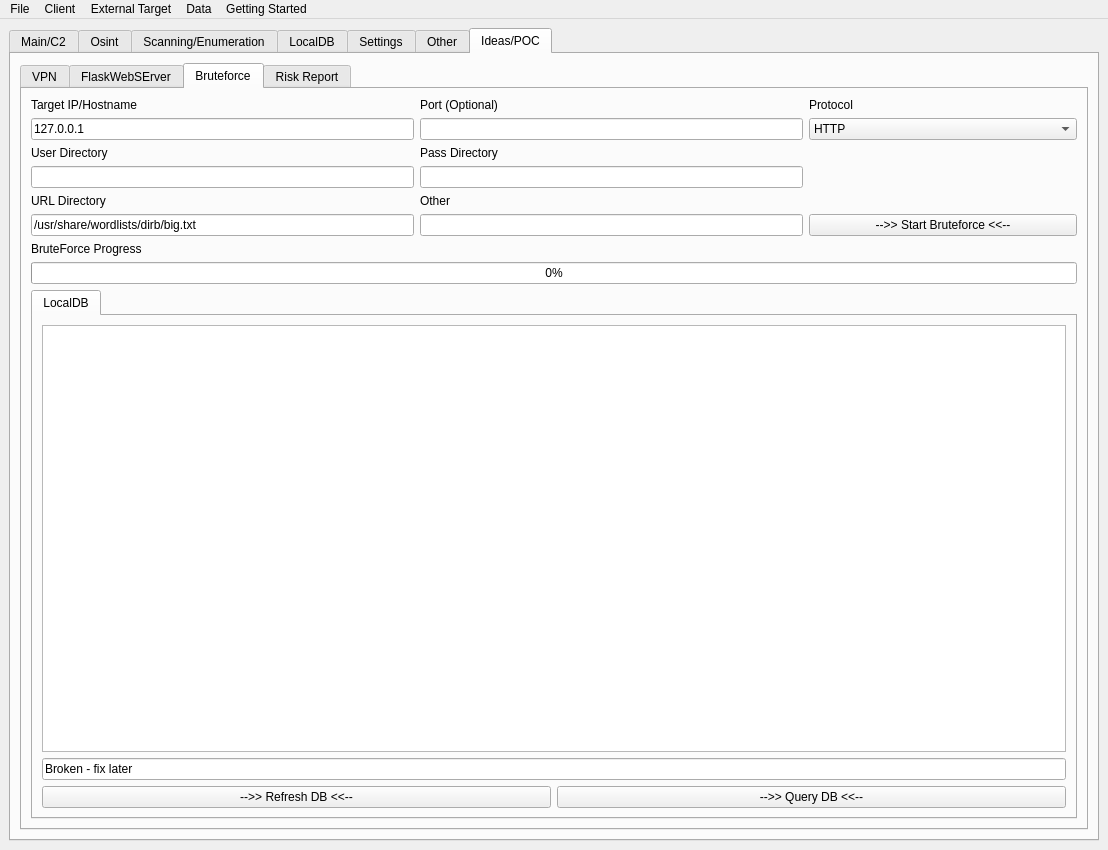
Before: the Qt Designer form gui.ui in ryanq47/WhisperNet, drawn with Qt 5.
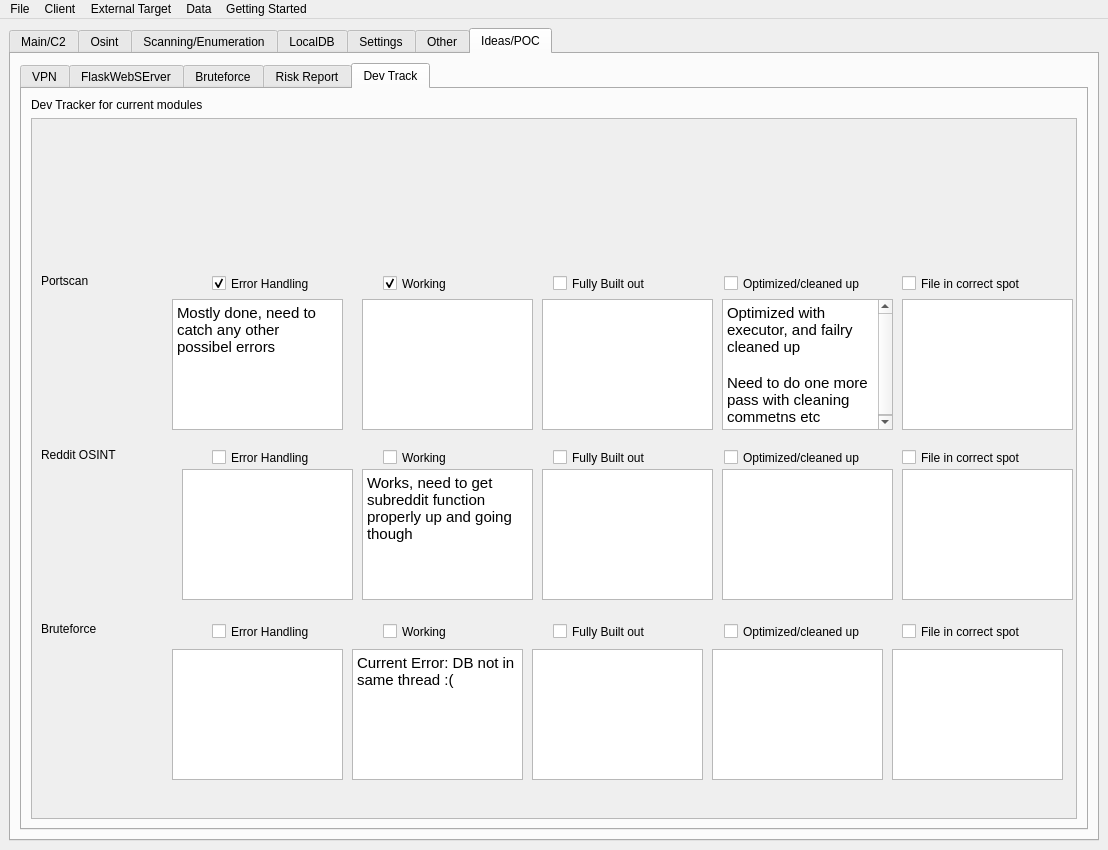
After: the same form once the commit is applied. Icons and pictures are not drawn.

Commit message: Added the start of some error handling

```diff
--- a/gui.ui
+++ b/gui.ui
@@ -2183,7 +2183,7 @@
         <item row="0" column="0">
          <widget class="QTabWidget" name="tabWidget_7">
           <property name="currentIndex">
-           <number>2</number>
+           <number>4</number>
           </property>
           <widget class="QWidget" name="tab_21">
            <attribute name="title">
@@ -2534,6 +2534,546 @@
             </property>
            </widget>
           </widget>
+          <widget class="QWidget" name="tab_36">
+           <attribute name="title">
+            <string>Dev Track</string>
+           </attribute>
+           <layout class="QGridLayout" name="gridLayout_27">
+            <item row="0" column="0">
+             <widget class="QLabel" name="label_59">
+              <property name="text">
+               <string>Dev Tracker for current modules</string>
+              </property>
+             </widget>
+            </item>
+            <item row="1" column="0">
+             <widget class="QScrollArea" name="scrollArea_3">
+              <property name="widgetResizable">
+               <bool>true</bool>
+              </property>
+              <widget class="QWidget" name="scrollAreaWidgetContents_3">
+               <property name="geometry">
+                <rect>
+                 <x>0</x>
+                 <y>0</y>
+                 <width>1044</width>
+                 <height>679</height>
+                </rect>
+               </property>
+               <widget class="QLabel" name="label_56">
+                <property name="geometry">
+                 <rect>
+                  <x>9</x>
+                  <y>152</y>
+                  <width>59</width>
+                  <height>19</height>
+                 </rect>
+                </property>
+                <property name="text">
+                 <string>Portscan</string>
+                </property>
+               </widget>
+               <widget class="QCheckBox" name="checkBox_18">
+                <property name="geometry">
+                 <rect>
+                  <x>521</x>
+                  <y>500</y>
+                  <width>119</width>
+                  <height>25</height>
+                 </rect>
+                </property>
+                <property name="text">
+                 <string>Fully Built out</string>
+                </property>
+               </widget>
+               <widget class="QCheckBox" name="checkBox_13">
+                <property name="geometry">
+                 <rect>
+                  <x>521</x>
+                  <y>326</y>
+                  <width>119</width>
+                  <height>25</height>
+                 </rect>
+                </property>
+                <property name="text">
+                 <string>Fully Built out</string>
+                </property>
+               </widget>
+               <widget class="QCheckBox" name="checkBox_7">
+                <property name="geometry">
+                 <rect>
+                  <x>692</x>
+                  <y>152</y>
+                  <width>172</width>
+                  <height>25</height>
+                 </rect>
+                </property>
+                <property name="text">
+                 <string>Optimized/cleaned up</string>
+                </property>
+               </widget>
+               <widget class="QCheckBox" name="checkBox_8">
+                <property name="geometry">
+                 <rect>
+                  <x>870</x>
+                  <y>152</y>
+                  <width>149</width>
+                  <height>25</height>
+                 </rect>
+                </property>
+                <property name="text">
+                 <string>File in correct spot</string>
+                </property>
+               </widget>
+               <widget class="QCheckBox" name="checkBox_15">
+                <property name="geometry">
+                 <rect>
+                  <x>180</x>
+                  <y>500</y>
+                  <width>123</width>
+                  <height>25</height>
+                 </rect>
+                </property>
+                <property name="text">
+                 <string>Error Handling</string>
+                </property>
+               </widget>
+               <widget class="QCheckBox" name="checkBox_16">
+                <property name="geometry">
+                 <rect>
+                  <x>351</x>
+                  <y>500</y>
+                  <width>83</width>
+                  <height>25</height>
+                 </rect>
+                </property>
+                <property name="text">
+                 <string>Working</string>
+                </property>
+               </widget>
+               <widget class="QLabel" name="label_57">
+                <property name="geometry">
+                 <rect>
+                  <x>9</x>
+                  <y>326</y>
+                  <width>92</width>
+                  <height>19</height>
+                 </rect>
+                </property>
+                <property name="text">
+                 <string>Reddit OSINT</string>
+                </property>
+               </widget>
+               <widget class="QCheckBox" name="checkBox_5">
+                <property name="geometry">
+                 <rect>
+                  <x>521</x>
+                  <y>152</y>
+                  <width>119</width>
+                  <height>25</height>
+                 </rect>
+                </property>
+                <property name="text">
+                 <string>Fully Built out</string>
+                </property>
+               </widget>
+               <widget class="QLabel" name="label_58">
+                <property name="geometry">
+                 <rect>
+                  <x>9</x>
+                  <y>500</y>
+                  <width>71</width>
+                  <height>19</height>
+                 </rect>
+                </property>
+                <property name="text">
+                 <string>Bruteforce</string>
+                </property>
+               </widget>
+               <widget class="QCheckBox" name="checkBox_9">
+                <property name="geometry">
+                 <rect>
+                  <x>692</x>
+                  <y>326</y>
+                  <width>172</width>
+                  <height>25</height>
+                 </rect>
+                </property>
+                <property name="text">
+                 <string>Optimized/cleaned up</string>
+                </property>
+               </widget>
+               <widget class="QCheckBox" name="checkBox_3">
+                <property name="geometry">
+                 <rect>
+                  <x>351</x>
+                  <y>152</y>
+                  <width>83</width>
+                  <height>25</height>
+                 </rect>
+                </property>
+                <property name="text">
+                 <string>Working</string>
+                </property>
+                <property name="checked">
+                 <bool>true</bool>
+                </property>
+               </widget>
+               <widget class="QCheckBox" name="checkBox_10">
+                <property name="geometry">
+                 <rect>
+                  <x>180</x>
+                  <y>326</y>
+                  <width>123</width>
+                  <height>25</height>
+                 </rect>
+                </property>
+                <property name="text">
+                 <string>Error Handling</string>
+                </property>
+               </widget>
+               <widget class="QCheckBox" name="checkBox_17">
+                <property name="geometry">
+                 <rect>
+                  <x>870</x>
+                  <y>500</y>
+                  <width>149</width>
+                  <height>25</height>
+                 </rect>
+                </property>
+                <property name="text">
+                 <string>File in correct spot</string>
+                </property>
+               </widget>
+               <widget class="QCheckBox" name="checkBox_11">
+                <property name="geometry">
+                 <rect>
+                  <x>351</x>
+                  <y>326</y>
+                  <width>83</width>
+                  <height>25</height>
+                 </rect>
+                </property>
+                <property name="text">
+                 <string>Working</string>
+                </property>
+               </widget>
+               <widget class="QCheckBox" name="checkBox_12">
+                <property name="geometry">
+                 <rect>
+                  <x>870</x>
+                  <y>326</y>
+                  <width>149</width>
+                  <height>25</height>
+                 </rect>
+                </property>
+                <property name="text">
+                 <string>File in correct spot</string>
+                </property>
+               </widget>
+               <widget class="QCheckBox" name="checkBox">
+                <property name="geometry">
+                 <rect>
+                  <x>180</x>
+                  <y>152</y>
+                  <width>123</width>
+                  <height>25</height>
+                 </rect>
+                </property>
+                <property name="text">
+                 <string>Error Handling</string>
+                </property>
+                <property name="checked">
+                 <bool>true</bool>
+                </property>
+               </widget>
+               <widget class="QCheckBox" name="checkBox_14">
+                <property name="geometry">
+                 <rect>
+                  <x>692</x>
+                  <y>500</y>
+                  <width>172</width>
+                  <height>25</height>
+                 </rect>
+                </property>
+                <property name="text">
+                 <string>Optimized/cleaned up</string>
+                </property>
+               </widget>
+               <widget class="QTextEdit" name="textEdit_2">
+                <property name="geometry">
+                 <rect>
+                  <x>140</x>
+                  <y>180</y>
+                  <width>171</width>
+                  <height>131</height>
+                 </rect>
+                </property>
+                <property name="html">
+                 <string>&lt;!DOCTYPE HTML PUBLIC &quot;-//W3C//DTD HTML 4.0//EN&quot; &quot;http://www.w3.org/TR/REC-html40/strict.dtd&quot;&gt;
+&lt;html&gt;&lt;head&gt;&lt;meta name=&quot;qrichtext&quot; content=&quot;1&quot; /&gt;&lt;style type=&quot;text/css&quot;&gt;
+p, li { white-space: pre-wrap; }
+&lt;/style&gt;&lt;/head&gt;&lt;body style=&quot; font-family:'Cantarell'; font-size:11pt; font-weight:400; font-style:normal;&quot;&gt;
+&lt;p style=&quot; margin-top:0px; margin-bottom:0px; margin-left:0px; margin-right:0px; -qt-block-indent:0; text-indent:0px;&quot;&gt;Mostly done, need to catch any other possibel errors&lt;/p&gt;
+&lt;p style=&quot;-qt-paragraph-type:empty; margin-top:0px; margin-bottom:0px; margin-left:0px; margin-right:0px; -qt-block-indent:0; text-indent:0px;&quot;&gt;&lt;br /&gt;&lt;/p&gt;&lt;/body&gt;&lt;/html&gt;</string>
+                </property>
+               </widget>
+               <widget class="QTextEdit" name="textEdit_6">
+                <property name="geometry">
+                 <rect>
+                  <x>330</x>
+                  <y>180</y>
+                  <width>171</width>
+                  <height>131</height>
+                 </rect>
+                </property>
+                <property name="html">
+                 <string>&lt;!DOCTYPE HTML PUBLIC &quot;-//W3C//DTD HTML 4.0//EN&quot; &quot;http://www.w3.org/TR/REC-html40/strict.dtd&quot;&gt;
+&lt;html&gt;&lt;head&gt;&lt;meta name=&quot;qrichtext&quot; content=&quot;1&quot; /&gt;&lt;style type=&quot;text/css&quot;&gt;
+p, li { white-space: pre-wrap; }
+&lt;/style&gt;&lt;/head&gt;&lt;body style=&quot; font-family:'Cantarell'; font-size:11pt; font-weight:400; font-style:normal;&quot;&gt;
+&lt;p style=&quot;-qt-paragraph-type:empty; margin-top:0px; margin-bottom:0px; margin-left:0px; margin-right:0px; -qt-block-indent:0; text-indent:0px;&quot;&gt;&lt;br /&gt;&lt;/p&gt;
+&lt;p style=&quot;-qt-paragraph-type:empty; margin-top:0px; margin-bottom:0px; margin-left:0px; margin-right:0px; -qt-block-indent:0; text-indent:0px;&quot;&gt;&lt;br /&gt;&lt;/p&gt;&lt;/body&gt;&lt;/html&gt;</string>
+                </property>
+               </widget>
+               <widget class="QTextEdit" name="textEdit_7">
+                <property name="geometry">
+                 <rect>
+                  <x>510</x>
+                  <y>180</y>
+                  <width>171</width>
+                  <height>131</height>
+                 </rect>
+                </property>
+                <property name="html">
+                 <string>&lt;!DOCTYPE HTML PUBLIC &quot;-//W3C//DTD HTML 4.0//EN&quot; &quot;http://www.w3.org/TR/REC-html40/strict.dtd&quot;&gt;
+&lt;html&gt;&lt;head&gt;&lt;meta name=&quot;qrichtext&quot; content=&quot;1&quot; /&gt;&lt;style type=&quot;text/css&quot;&gt;
+p, li { white-space: pre-wrap; }
+&lt;/style&gt;&lt;/head&gt;&lt;body style=&quot; font-family:'Cantarell'; font-size:11pt; font-weight:400; font-style:normal;&quot;&gt;
+&lt;p style=&quot;-qt-paragraph-type:empty; margin-top:0px; margin-bottom:0px; margin-left:0px; margin-right:0px; -qt-block-indent:0; text-indent:0px;&quot;&gt;&lt;br /&gt;&lt;/p&gt;
+&lt;p style=&quot;-qt-paragraph-type:empty; margin-top:0px; margin-bottom:0px; margin-left:0px; margin-right:0px; -qt-block-indent:0; text-indent:0px;&quot;&gt;&lt;br /&gt;&lt;/p&gt;&lt;/body&gt;&lt;/html&gt;</string>
+                </property>
+               </widget>
+               <widget class="QTextEdit" name="textEdit_8">
+                <property name="geometry">
+                 <rect>
+                  <x>690</x>
+                  <y>180</y>
+                  <width>171</width>
+                  <height>131</height>
+                 </rect>
+                </property>
+                <property name="html">
+                 <string>&lt;!DOCTYPE HTML PUBLIC &quot;-//W3C//DTD HTML 4.0//EN&quot; &quot;http://www.w3.org/TR/REC-html40/strict.dtd&quot;&gt;
+&lt;html&gt;&lt;head&gt;&lt;meta name=&quot;qrichtext&quot; content=&quot;1&quot; /&gt;&lt;style type=&quot;text/css&quot;&gt;
+p, li { white-space: pre-wrap; }
+&lt;/style&gt;&lt;/head&gt;&lt;body style=&quot; font-family:'Cantarell'; font-size:11pt; font-weight:400; font-style:normal;&quot;&gt;
+&lt;p style=&quot; margin-top:0px; margin-bottom:0px; margin-left:0px; margin-right:0px; -qt-block-indent:0; text-indent:0px;&quot;&gt;Optimized with executor, and failry cleaned up&lt;/p&gt;
+&lt;p style=&quot;-qt-paragraph-type:empty; margin-top:0px; margin-bottom:0px; margin-left:0px; margin-right:0px; -qt-block-indent:0; text-indent:0px;&quot;&gt;&lt;br /&gt;&lt;/p&gt;
+&lt;p style=&quot; margin-top:0px; margin-bottom:0px; margin-left:0px; margin-right:0px; -qt-block-indent:0; text-indent:0px;&quot;&gt;Need to do one more pass with cleaning commetns etc&lt;/p&gt;&lt;/body&gt;&lt;/html&gt;</string>
+                </property>
+               </widget>
+               <widget class="QTextEdit" name="textEdit_9">
+                <property name="geometry">
+                 <rect>
+                  <x>870</x>
+                  <y>180</y>
+                  <width>171</width>
+                  <height>131</height>
+                 </rect>
+                </property>
+                <property name="html">
+                 <string>&lt;!DOCTYPE HTML PUBLIC &quot;-//W3C//DTD HTML 4.0//EN&quot; &quot;http://www.w3.org/TR/REC-html40/strict.dtd&quot;&gt;
+&lt;html&gt;&lt;head&gt;&lt;meta name=&quot;qrichtext&quot; content=&quot;1&quot; /&gt;&lt;style type=&quot;text/css&quot;&gt;
+p, li { white-space: pre-wrap; }
+&lt;/style&gt;&lt;/head&gt;&lt;body style=&quot; font-family:'Cantarell'; font-size:11pt; font-weight:400; font-style:normal;&quot;&gt;
+&lt;p style=&quot;-qt-paragraph-type:empty; margin-top:0px; margin-bottom:0px; margin-left:0px; margin-right:0px; -qt-block-indent:0; text-indent:0px;&quot;&gt;&lt;br /&gt;&lt;/p&gt;
+&lt;p style=&quot;-qt-paragraph-type:empty; margin-top:0px; margin-bottom:0px; margin-left:0px; margin-right:0px; -qt-block-indent:0; text-indent:0px;&quot;&gt;&lt;br /&gt;&lt;/p&gt;&lt;/body&gt;&lt;/html&gt;</string>
+                </property>
+               </widget>
+               <widget class="QTextEdit" name="textEdit_10">
+                <property name="geometry">
+                 <rect>
+                  <x>150</x>
+                  <y>350</y>
+                  <width>171</width>
+                  <height>131</height>
+                 </rect>
+                </property>
+                <property name="html">
+                 <string>&lt;!DOCTYPE HTML PUBLIC &quot;-//W3C//DTD HTML 4.0//EN&quot; &quot;http://www.w3.org/TR/REC-html40/strict.dtd&quot;&gt;
+&lt;html&gt;&lt;head&gt;&lt;meta name=&quot;qrichtext&quot; content=&quot;1&quot; /&gt;&lt;style type=&quot;text/css&quot;&gt;
+p, li { white-space: pre-wrap; }
+&lt;/style&gt;&lt;/head&gt;&lt;body style=&quot; font-family:'Cantarell'; font-size:11pt; font-weight:400; font-style:normal;&quot;&gt;
+&lt;p style=&quot;-qt-paragraph-type:empty; margin-top:0px; margin-bottom:0px; margin-left:0px; margin-right:0px; -qt-block-indent:0; text-indent:0px;&quot;&gt;&lt;br /&gt;&lt;/p&gt;
+&lt;p style=&quot;-qt-paragraph-type:empty; margin-top:0px; margin-bottom:0px; margin-left:0px; margin-right:0px; -qt-block-indent:0; text-indent:0px;&quot;&gt;&lt;br /&gt;&lt;/p&gt;&lt;/body&gt;&lt;/html&gt;</string>
+                </property>
+               </widget>
+               <widget class="QTextEdit" name="textEdit_11">
+                <property name="geometry">
+                 <rect>
+                  <x>330</x>
+                  <y>350</y>
+                  <width>171</width>
+                  <height>131</height>
+                 </rect>
+                </property>
+                <property name="html">
+                 <string>&lt;!DOCTYPE HTML PUBLIC &quot;-//W3C//DTD HTML 4.0//EN&quot; &quot;http://www.w3.org/TR/REC-html40/strict.dtd&quot;&gt;
+&lt;html&gt;&lt;head&gt;&lt;meta name=&quot;qrichtext&quot; content=&quot;1&quot; /&gt;&lt;style type=&quot;text/css&quot;&gt;
+p, li { white-space: pre-wrap; }
+&lt;/style&gt;&lt;/head&gt;&lt;body style=&quot; font-family:'Cantarell'; font-size:11pt; font-weight:400; font-style:normal;&quot;&gt;
+&lt;p style=&quot; margin-top:0px; margin-bottom:0px; margin-left:0px; margin-right:0px; -qt-block-indent:0; text-indent:0px;&quot;&gt;Works, need to get subreddit function properly up and going though&lt;/p&gt;&lt;/body&gt;&lt;/html&gt;</string>
+                </property>
+               </widget>
+               <widget class="QTextEdit" name="textEdit_12">
+                <property name="geometry">
+                 <rect>
+                  <x>510</x>
+                  <y>350</y>
+                  <width>171</width>
+                  <height>131</height>
+                 </rect>
+                </property>
+                <property name="html">
+                 <string>&lt;!DOCTYPE HTML PUBLIC &quot;-//W3C//DTD HTML 4.0//EN&quot; &quot;http://www.w3.org/TR/REC-html40/strict.dtd&quot;&gt;
+&lt;html&gt;&lt;head&gt;&lt;meta name=&quot;qrichtext&quot; content=&quot;1&quot; /&gt;&lt;style type=&quot;text/css&quot;&gt;
+p, li { white-space: pre-wrap; }
+&lt;/style&gt;&lt;/head&gt;&lt;body style=&quot; font-family:'Cantarell'; font-size:11pt; font-weight:400; font-style:normal;&quot;&gt;
+&lt;p style=&quot;-qt-paragraph-type:empty; margin-top:0px; margin-bottom:0px; margin-left:0px; margin-right:0px; -qt-block-indent:0; text-indent:0px;&quot;&gt;&lt;br /&gt;&lt;/p&gt;
+&lt;p style=&quot;-qt-paragraph-type:empty; margin-top:0px; margin-bottom:0px; margin-left:0px; margin-right:0px; -qt-block-indent:0; text-indent:0px;&quot;&gt;&lt;br /&gt;&lt;/p&gt;&lt;/body&gt;&lt;/html&gt;</string>
+                </property>
+               </widget>
+               <widget class="QTextEdit" name="textEdit_13">
+                <property name="geometry">
+                 <rect>
+                  <x>690</x>
+                  <y>350</y>
+                  <width>171</width>
+                  <height>131</height>
+                 </rect>
+                </property>
+                <property name="html">
+                 <string>&lt;!DOCTYPE HTML PUBLIC &quot;-//W3C//DTD HTML 4.0//EN&quot; &quot;http://www.w3.org/TR/REC-html40/strict.dtd&quot;&gt;
+&lt;html&gt;&lt;head&gt;&lt;meta name=&quot;qrichtext&quot; content=&quot;1&quot; /&gt;&lt;style type=&quot;text/css&quot;&gt;
+p, li { white-space: pre-wrap; }
+&lt;/style&gt;&lt;/head&gt;&lt;body style=&quot; font-family:'Cantarell'; font-size:11pt; font-weight:400; font-style:normal;&quot;&gt;
+&lt;p style=&quot;-qt-paragraph-type:empty; margin-top:0px; margin-bottom:0px; margin-left:0px; margin-right:0px; -qt-block-indent:0; text-indent:0px;&quot;&gt;&lt;br /&gt;&lt;/p&gt;
+&lt;p style=&quot;-qt-paragraph-type:empty; margin-top:0px; margin-bottom:0px; margin-left:0px; margin-right:0px; -qt-block-indent:0; text-indent:0px;&quot;&gt;&lt;br /&gt;&lt;/p&gt;&lt;/body&gt;&lt;/html&gt;</string>
+                </property>
+               </widget>
+               <widget class="QTextEdit" name="textEdit_14">
+                <property name="geometry">
+                 <rect>
+                  <x>870</x>
+                  <y>350</y>
+                  <width>171</width>
+                  <height>131</height>
+                 </rect>
+                </property>
+                <property name="html">
+                 <string>&lt;!DOCTYPE HTML PUBLIC &quot;-//W3C//DTD HTML 4.0//EN&quot; &quot;http://www.w3.org/TR/REC-html40/strict.dtd&quot;&gt;
+&lt;html&gt;&lt;head&gt;&lt;meta name=&quot;qrichtext&quot; content=&quot;1&quot; /&gt;&lt;style type=&quot;text/css&quot;&gt;
+p, li { white-space: pre-wrap; }
+&lt;/style&gt;&lt;/head&gt;&lt;body style=&quot; font-family:'Cantarell'; font-size:11pt; font-weight:400; font-style:normal;&quot;&gt;
+&lt;p style=&quot;-qt-paragraph-type:empty; margin-top:0px; margin-bottom:0px; margin-left:0px; margin-right:0px; -qt-block-indent:0; text-indent:0px;&quot;&gt;&lt;br /&gt;&lt;/p&gt;
+&lt;p style=&quot;-qt-paragraph-type:empty; margin-top:0px; margin-bottom:0px; margin-left:0px; margin-right:0px; -qt-block-indent:0; text-indent:0px;&quot;&gt;&lt;br /&gt;&lt;/p&gt;&lt;/body&gt;&lt;/html&gt;</string>
+                </property>
+               </widget>
+               <widget class="QTextEdit" name="textEdit_15">
+                <property name="geometry">
+                 <rect>
+                  <x>860</x>
+                  <y>530</y>
+                  <width>171</width>
+                  <height>131</height>
+                 </rect>
+                </property>
+                <property name="html">
+                 <string>&lt;!DOCTYPE HTML PUBLIC &quot;-//W3C//DTD HTML 4.0//EN&quot; &quot;http://www.w3.org/TR/REC-html40/strict.dtd&quot;&gt;
+&lt;html&gt;&lt;head&gt;&lt;meta name=&quot;qrichtext&quot; content=&quot;1&quot; /&gt;&lt;style type=&quot;text/css&quot;&gt;
+p, li { white-space: pre-wrap; }
+&lt;/style&gt;&lt;/head&gt;&lt;body style=&quot; font-family:'Cantarell'; font-size:11pt; font-weight:400; font-style:normal;&quot;&gt;
+&lt;p style=&quot;-qt-paragraph-type:empty; margin-top:0px; margin-bottom:0px; margin-left:0px; margin-right:0px; -qt-block-indent:0; text-indent:0px;&quot;&gt;&lt;br /&gt;&lt;/p&gt;
+&lt;p style=&quot;-qt-paragraph-type:empty; margin-top:0px; margin-bottom:0px; margin-left:0px; margin-right:0px; -qt-block-indent:0; text-indent:0px;&quot;&gt;&lt;br /&gt;&lt;/p&gt;&lt;/body&gt;&lt;/html&gt;</string>
+                </property>
+               </widget>
+               <widget class="QTextEdit" name="textEdit_16">
+                <property name="geometry">
+                 <rect>
+                  <x>320</x>
+                  <y>530</y>
+                  <width>171</width>
+                  <height>131</height>
+                 </rect>
+                </property>
+                <property name="html">
+                 <string>&lt;!DOCTYPE HTML PUBLIC &quot;-//W3C//DTD HTML 4.0//EN&quot; &quot;http://www.w3.org/TR/REC-html40/strict.dtd&quot;&gt;
+&lt;html&gt;&lt;head&gt;&lt;meta name=&quot;qrichtext&quot; content=&quot;1&quot; /&gt;&lt;style type=&quot;text/css&quot;&gt;
+p, li { white-space: pre-wrap; }
+&lt;/style&gt;&lt;/head&gt;&lt;body style=&quot; font-family:'Cantarell'; font-size:11pt; font-weight:400; font-style:normal;&quot;&gt;
+&lt;p style=&quot; margin-top:0px; margin-bottom:0px; margin-left:0px; margin-right:0px; -qt-block-indent:0; text-indent:0px;&quot;&gt;Current Error: DB not in same thread :(&lt;/p&gt;&lt;/body&gt;&lt;/html&gt;</string>
+                </property>
+               </widget>
+               <widget class="QTextEdit" name="textEdit_17">
+                <property name="geometry">
+                 <rect>
+                  <x>680</x>
+                  <y>530</y>
+                  <width>171</width>
+                  <height>131</height>
+                 </rect>
+                </property>
+                <property name="html">
+                 <string>&lt;!DOCTYPE HTML PUBLIC &quot;-//W3C//DTD HTML 4.0//EN&quot; &quot;http://www.w3.org/TR/REC-html40/strict.dtd&quot;&gt;
+&lt;html&gt;&lt;head&gt;&lt;meta name=&quot;qrichtext&quot; content=&quot;1&quot; /&gt;&lt;style type=&quot;text/css&quot;&gt;
+p, li { white-space: pre-wrap; }
+&lt;/style&gt;&lt;/head&gt;&lt;body style=&quot; font-family:'Cantarell'; font-size:11pt; font-weight:400; font-style:normal;&quot;&gt;
+&lt;p style=&quot;-qt-paragraph-type:empty; margin-top:0px; margin-bottom:0px; margin-left:0px; margin-right:0px; -qt-block-indent:0; text-indent:0px;&quot;&gt;&lt;br /&gt;&lt;/p&gt;
+&lt;p style=&quot;-qt-paragraph-type:empty; margin-top:0px; margin-bottom:0px; margin-left:0px; margin-right:0px; -qt-block-indent:0; text-indent:0px;&quot;&gt;&lt;br /&gt;&lt;/p&gt;&lt;/body&gt;&lt;/html&gt;</string>
+                </property>
+               </widget>
+               <widget class="QTextEdit" name="textEdit_18">
+                <property name="geometry">
+                 <rect>
+                  <x>500</x>
+                  <y>530</y>
+                  <width>171</width>
+                  <height>131</height>
+                 </rect>
+                </property>
+                <property name="html">
+                 <string>&lt;!DOCTYPE HTML PUBLIC &quot;-//W3C//DTD HTML 4.0//EN&quot; &quot;http://www.w3.org/TR/REC-html40/strict.dtd&quot;&gt;
+&lt;html&gt;&lt;head&gt;&lt;meta name=&quot;qrichtext&quot; content=&quot;1&quot; /&gt;&lt;style type=&quot;text/css&quot;&gt;
+p, li { white-space: pre-wrap; }
+&lt;/style&gt;&lt;/head&gt;&lt;body style=&quot; font-family:'Cantarell'; font-size:11pt; font-weight:400; font-style:normal;&quot;&gt;
+&lt;p style=&quot;-qt-paragraph-type:empty; margin-top:0px; margin-bottom:0px; margin-left:0px; margin-right:0px; -qt-block-indent:0; text-indent:0px;&quot;&gt;&lt;br /&gt;&lt;/p&gt;
+&lt;p style=&quot;-qt-paragraph-type:empty; margin-top:0px; margin-bottom:0px; margin-left:0px; margin-right:0px; -qt-block-indent:0; text-indent:0px;&quot;&gt;&lt;br /&gt;&lt;/p&gt;&lt;/body&gt;&lt;/html&gt;</string>
+                </property>
+               </widget>
+               <widget class="QTextEdit" name="textEdit_19">
+                <property name="geometry">
+                 <rect>
+                  <x>140</x>
+                  <y>530</y>
+                  <width>171</width>
+                  <height>131</height>
+                 </rect>
+                </property>
+                <property name="html">
+                 <string>&lt;!DOCTYPE HTML PUBLIC &quot;-//W3C//DTD HTML 4.0//EN&quot; &quot;http://www.w3.org/TR/REC-html40/strict.dtd&quot;&gt;
+&lt;html&gt;&lt;head&gt;&lt;meta name=&quot;qrichtext&quot; content=&quot;1&quot; /&gt;&lt;style type=&quot;text/css&quot;&gt;
+p, li { white-space: pre-wrap; }
+&lt;/style&gt;&lt;/head&gt;&lt;body style=&quot; font-family:'Cantarell'; font-size:11pt; font-weight:400; font-style:normal;&quot;&gt;
+&lt;p style=&quot;-qt-paragraph-type:empty; margin-top:0px; margin-bottom:0px; margin-left:0px; margin-right:0px; -qt-block-indent:0; text-indent:0px;&quot;&gt;&lt;br /&gt;&lt;/p&gt;
+&lt;p style=&quot;-qt-paragraph-type:empty; margin-top:0px; margin-bottom:0px; margin-left:0px; margin-right:0px; -qt-block-indent:0; text-indent:0px;&quot;&gt;&lt;br /&gt;&lt;/p&gt;&lt;/body&gt;&lt;/html&gt;</string>
+                </property>
+               </widget>
+              </widget>
+             </widget>
+            </item>
+           </layout>
+          </widget>
          </widget>
         </item>
        </layout>
```
The commit also changes 1 other file.
